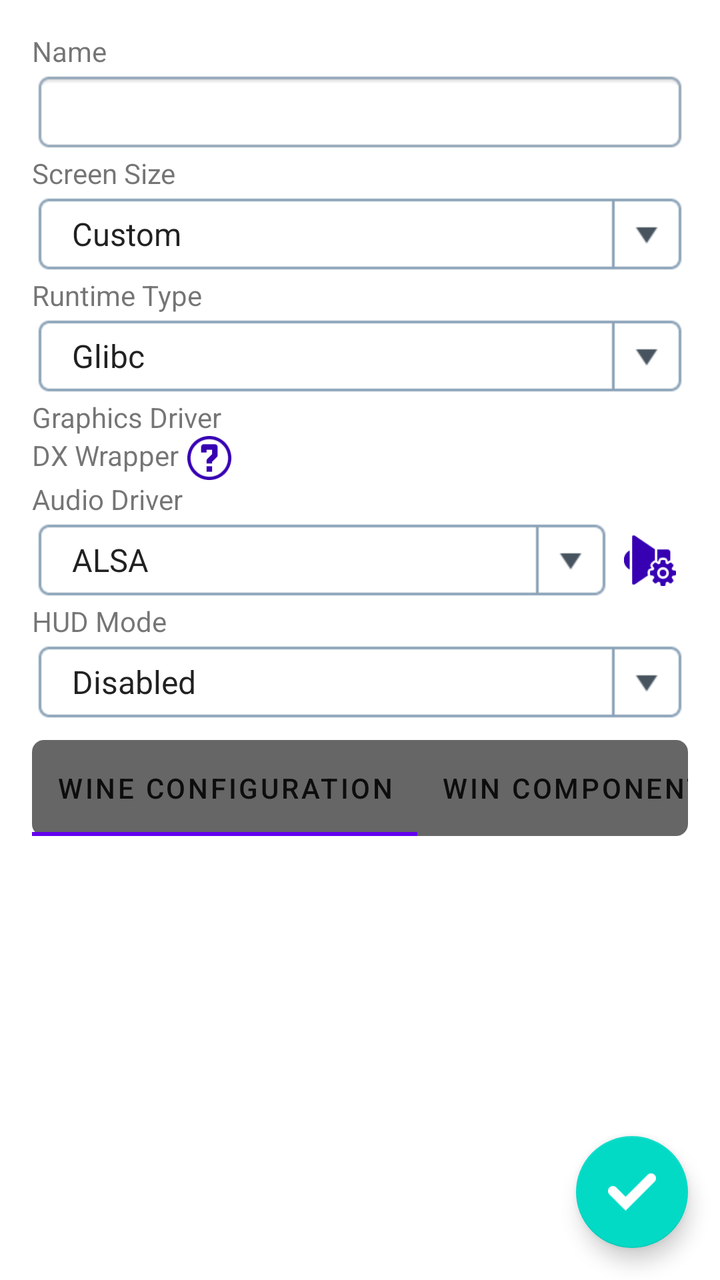
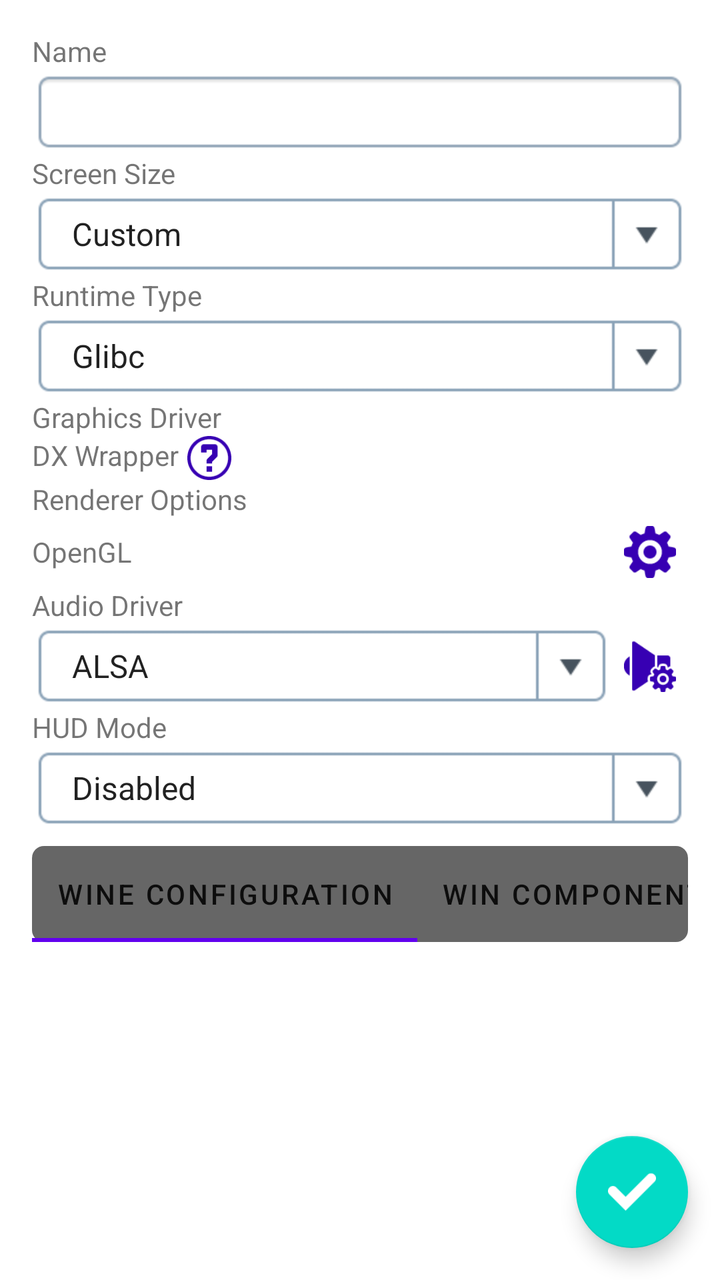

Compare the two renders of this Android layout. The source of the first and the diff that turns it into the second are given below.
<!-- AndroidManifest.xml: fallback theme Theme.MaterialComponents.DayNight.NoActionBar -->
<!-- res/layout/container_detail_fragment.xml -->
<?xml version="1.0" encoding="utf-8"?>
<FrameLayout xmlns:android="http://schemas.android.com/apk/res/android"
    android:layout_width="match_parent"
    android:layout_height="match_parent"
    xmlns:app="http://schemas.android.com/apk/res-auto">

    <ScrollView
        android:layout_width="match_parent"
        android:layout_height="match_parent">

        <LinearLayout
            android:layout_width="match_parent"
            android:layout_height="wrap_content"
            android:orientation="vertical"
            android:padding="16dp">

            <TextView
                android:layout_width="wrap_content"
                android:layout_height="wrap_content"
                android:text="@string/name" />

            <EditText
                style="@style/EditText"
                android:id="@+id/ETName"
                android:inputType="textCapSentences" />

            <LinearLayout
                android:layout_width="match_parent"
                android:layout_height="wrap_content"
                android:orientation="horizontal">

                <LinearLayout
                    android:layout_width="0dp"
                    android:layout_height="wrap_content"
                    android:layout_weight="1"
                    android:orientation="vertical">

                    <TextView
                        android:layout_width="wrap_content"
                        android:layout_height="wrap_content"
                        android:text="@string/screen_size" />

                    <Spinner
                        style="@style/ComboBox"
                        android:layout_width="match_parent"
                        android:id="@+id/SScreenSize"
                        android:entries="@array/screen_size_entries" />
                </LinearLayout>

                <LinearLayout
                    android:id="@+id/LLCustomScreenSize"
                    android:layout_width="wrap_content"
                    android:layout_height="wrap_content"
                    android:orientation="horizontal"
                    android:visibility="gone">

                    <LinearLayout
                        android:layout_width="wrap_content"
                        android:layout_height="wrap_content"
                        android:orientation="vertical">

                        <TextView
                            android:layout_width="wrap_content"
                            android:layout_height="wrap_content"
                            android:text="@string/width" />

                        <EditText
                            style="@style/EditText"
                            android:layout_width="78dp"
                            android:id="@+id/ETScreenWidth"
                            android:inputType="number" />
                    </LinearLayout>

                    <TextView
                        android:layout_width="wrap_content"
                        android:layout_height="wrap_content"
                        android:textStyle="bold"
                        android:textSize="18dp"
                        android:layout_gravity="bottom"
                        android:layout_marginLeft="2dp"
                        android:layout_marginRight="2dp"
                        android:layout_marginBottom="4dp"
                        android:text="x" />

                    <LinearLayout
                        android:layout_width="wrap_content"
                        android:layout_height="wrap_content"
                        android:orientation="vertical">

                        <TextView
                            android:layout_width="wrap_content"
                            android:layout_height="wrap_content"
                            android:text="@string/height" />

                        <EditText
                            style="@style/EditText"
                            android:layout_width="78dp"
                            android:id="@+id/ETScreenHeight"
                            android:inputType="number" />
                    </LinearLayout>
                </LinearLayout>
            </LinearLayout>

            <LinearLayout
                android:id="@+id/LLWineVersion"
                android:layout_width="match_parent"
                android:layout_height="wrap_content"
                android:orientation="vertical"
                android:visibility="gone">

                <TextView
                    android:layout_width="wrap_content"
                    android:layout_height="wrap_content"
                    android:text="@string/wine_version" />

                <Spinner
                    style="@style/ComboBox"
                    android:layout_width="match_parent"
                    android:id="@+id/SWineVersion" />
            </LinearLayout>

            <TextView
                android:layout_width="wrap_content"
                android:layout_height="wrap_content"
                android:text="@string/container_variant" />

            <Spinner
                style="@style/ComboBox"
                android:id="@+id/SContainerVariant"
                android:layout_width="match_parent"
                android:entries="@array/container_variant_entries" />

            <LinearLayout
                android:id="@+id/LLBionicOptions"
                android:layout_width="match_parent"
                android:layout_height="wrap_content"
                android:orientation="vertical"
                android:visibility="gone">

                <TextView
                    android:layout_width="wrap_content"
                    android:layout_height="wrap_content"
                    android:text="@string/emulator" />

                <Spinner
                    style="@style/ComboBox"
                    android:id="@+id/SEmulator"
                    android:layout_width="match_parent"
                    android:entries="@array/emulator_entries" />

                <Spinner
                    style="@style/ComboBox"
                    android:id="@+id/SFEXCoreVersion"
                    android:layout_width="match_parent"
                    android:entries="@array/fexcore_version_entries" />

                <TextView
                    android:layout_width="wrap_content"
                    android:layout_height="wrap_content"
                    android:text="@string/fexcore_preset" />

                <Spinner
                    style="@style/ComboBox"
                    android:id="@+id/SFEXCorePreset"
                    android:layout_width="match_parent" />

                <TextView
                    android:layout_width="wrap_content"
                    android:layout_height="wrap_content"
                    android:text="@string/box64_version_bionic" />

                <Spinner
                    style="@style/ComboBox"
                    android:id="@+id/SBox64VersionBionic"
                    android:layout_width="match_parent"
                    android:entries="@array/box64_bionic_version_entries" />
            </LinearLayout>

            <TextView
                android:layout_width="wrap_content"
                android:layout_height="wrap_content"
                android:text="@string/graphics_driver" />

            <LinearLayout
                android:id="@+id/LLGraphicsDriver"
                android:layout_width="match_parent"
                android:layout_height="wrap_content"
                android:orientation="horizontal"
                android:gravity="center_vertical" />

            <LinearLayout
                android:layout_width="match_parent"
                android:layout_height="wrap_content"
                android:orientation="horizontal">

                <TextView
                    android:layout_width="wrap_content"
                    android:layout_height="wrap_content"
                    android:text="@string/dxwrapper" />

                <ImageView
                    android:id="@+id/BTHelpDXWrapper"
                    style="@style/HelpButton" />
            </LinearLayout>

            <LinearLayout
                android:id="@+id/LLDXWrapper"
                android:layout_width="match_parent"
                android:layout_height="wrap_content"
                android:orientation="horizontal"
                android:gravity="center_vertical" />

            <TextView
                android:layout_width="wrap_content"
                android:layout_height="wrap_content"
                android:text="@string/audio_driver" />

            <LinearLayout
                android:layout_width="match_parent"
                android:layout_height="wrap_content"
                android:orientation="horizontal"
                android:gravity="center_vertical">

                <Spinner
                    style="@style/ComboBox"
                    android:layout_width="0dp"
                    android:layout_weight="1"
                    android:id="@+id/SAudioDriver"
                    android:entries="@array/audio_driver_entries" />

                <ImageButton
                    style="@style/ListMenuButton"
                    android:id="@+id/BTAudioDriverConfig"
                    android:src="@drawable/icon_audio_settings" />
            </LinearLayout>

            <TextView
                android:layout_width="wrap_content"
                android:layout_height="wrap_content"
                android:text="@string/hud_mode" />

            <Spinner
                style="@style/ComboBox"
                android:id="@+id/SHUDMode"
                android:layout_width="match_parent"
                android:entries="@array/hud_mode_entries" />

            <com.google.android.material.tabs.TabLayout
                android:id="@+id/TabLayout"
                android:layout_width="match_parent"
                android:layout_height="wrap_content"
                android:layout_marginTop="8dp"
                android:layout_marginBottom="4dp"
                android:background="@drawable/tab_layout_background"
                app:tabTextColor="?attr/tabTextColor"
                app:tabGravity="center"
                app:tabMode="auto">

                <com.google.android.material.tabs.TabItem
                    android:layout_width="match_parent"
                    android:layout_height="wrap_content"
                    android:text="@string/wine_configuration" />

                <com.google.android.material.tabs.TabItem
                    android:layout_width="match_parent"
                    android:layout_height="wrap_content"
                    android:text="@string/win_components" />

                <com.google.android.material.tabs.TabItem
                    android:layout_width="match_parent"
                    android:layout_height="wrap_content"
                    android:text="@string/environment_variables" />

                <com.google.android.material.tabs.TabItem
                    android:layout_width="match_parent"
                    android:layout_height="wrap_content"
                    android:text="@string/drives" />

                <com.google.android.material.tabs.TabItem
                    android:layout_width="match_parent"
                    android:layout_height="wrap_content"
                    android:text="@string/advanced" />
            </com.google.android.material.tabs.TabLayout>

            <LinearLayout
                android:id="@+id/LLTabWineConfiguration"
                android:layout_width="match_parent"
                android:layout_height="wrap_content"
                android:orientation="vertical"
                android:visibility="gone">

                <FrameLayout
                    android:layout_width="match_parent"
                    android:layout_height="wrap_content"
                    android:layout_marginTop="8dp">

                    <LinearLayout style="@style/FieldSet">
                        <TextView
                            android:layout_width="wrap_content"
                            android:layout_height="wrap_content"
                            android:text="@string/theme" />

                        <RadioGroup
                            android:id="@+id/RGDesktopTheme"
                            android:layout_width="match_parent"
                            android:layout_height="wrap_content"
                            android:orientation="horizontal"
                            android:gravity="center_vertical">

                            <RadioButton
                                android:id="@+id/RBLight"
                                android:layout_width="wrap_content"
                                android:layout_height="wrap_content"
                                android:text="@string/light" />

                            <RadioButton
                                android:id="@+id/RBDark"
                                android:layout_width="wrap_content"
                                android:layout_height="wrap_content"
                                android:text="@string/dark" />
                        </RadioGroup>

                        <TextView
                            android:layout_width="wrap_content"
                            android:layout_height="wrap_content"
                            android:text="@string/background" />

                        <LinearLayout
                            android:layout_width="match_parent"
                            android:layout_height="wrap_content"
                            android:orientation="horizontal">

                            <Spinner
                                android:id="@+id/SDesktopBackgroundType"
                                style="@style/ComboBox"
                                android:layout_width="0dp"
                                android:layout_weight="1"
                                android:entries="@array/desktop_background_type_entries" />

                            <com.winlator.fusion.widget.ColorPickerView
                                android:id="@+id/CPVDesktopBackgroundColor"
                                android:layout_width="84dp"
                                android:layout_height="wrap_content"
                                android:visibility="gone" />

                            <com.winlator.fusion.widget.ImagePickerView
                                android:id="@+id/IPVDesktopBackgroundImage"
                                android:layout_width="84dp"
                                android:layout_height="wrap_content"
                                android:visibility="gone" />
                        </LinearLayout>

                        <TextView
                            android:layout_width="wrap_content"
                            android:layout_height="wrap_content"
                            android:text="@string/system_font" />

                        <Spinner
                            style="@style/ComboBox"
                            android:id="@+id/SSystemFont"
                            android:layout_width="match_parent"
                            android:entries="@array/system_font_entries" />

                        <TextView
                            android:layout_width="wrap_content"
                            android:layout_height="wrap_content"
                            android:text="@string/dpi_font_size" />

                        <com.winlator.fusion.widget.SeekBar
                            android:id="@+id/SBLogPixels"
                            android:layout_width="match_parent"
                            android:layout_height="wrap_content"
                            app:suffix=" dpi"
                            app:step="24"
                            app:minValue="96"
                            app:maxValue="240" />
                    </LinearLayout>

                    <TextView
                        style="@style/FieldSetLabel"
                        android:text="@string/desktop" />
                </FrameLayout>

                <FrameLayout
                    android:layout_width="match_parent"
                    android:layout_height="wrap_content"
                    android:layout_marginTop="8dp">

                    <LinearLayout style="@style/FieldSet">
                        <TextView
                            android:layout_width="wrap_content"
                            android:layout_height="wrap_content"
                            android:text="@string/mouse_warp_override" />

                        <Spinner
                            style="@style/ComboBox"
                            android:id="@+id/SMouseWarpOverride"
                            android:layout_width="match_parent" />
                    </LinearLayout>

                    <TextView
                        style="@style/FieldSetLabel"
                        android:text="@string/directinput" />
                </FrameLayout>
            </LinearLayout>

            <LinearLayout
                android:id="@+id/LLTabWinComponents"
                android:layout_width="match_parent"
                android:layout_height="wrap_content"
                android:orientation="vertical"
                android:visibility="gone">

                <FrameLayout
                    android:layout_width="match_parent"
                    android:layout_height="wrap_content"
                    android:layout_marginTop="8dp">

                    <LinearLayout
                        style="@style/FieldSet"
                        android:id="@+id/LLWinComponentsDirectX" />

                    <TextView
                        style="@style/FieldSetLabel"
                        android:text="@string/directx" />
                </FrameLayout>

                <FrameLayout
                    android:layout_width="match_parent"
                    android:layout_height="wrap_content"
                    android:layout_marginTop="8dp">

                    <LinearLayout
                        style="@style/FieldSet"
                        android:id="@+id/LLWinComponentsGeneral" />

                    <TextView
                        style="@style/FieldSetLabel"
                        android:text="@string/general" />
                </FrameLayout>
            </LinearLayout>

            <LinearLayout
                android:id="@+id/LLTabEnvVars"
                android:layout_width="match_parent"
                android:layout_height="wrap_content"
                android:orientation="vertical"
                android:visibility="gone">

                <com.winlator.fusion.widget.EnvVarsView
                    android:id="@+id/EnvVarsView"
                    android:layout_width="match_parent"
                    android:layout_height="wrap_content"
                    android:paddingLeft="16dp"
                    android:paddingRight="16dp"/>

                <View style="@style/HorizontalLine" />

                <Button
                    style="@style/ButtonNeutral"
                    android:id="@+id/BTAddEnvVar"
                    android:layout_width="160dp"
                    android:layout_height="wrap_content"
                    android:layout_gravity="center_horizontal"
                    android:text="@string/add" />
            </LinearLayout>

            <LinearLayout
                android:id="@+id/LLTabDrives"
                android:layout_width="match_parent"
                android:layout_height="wrap_content"
                android:orientation="vertical"
                android:visibility="gone">

                <LinearLayout
                    android:layout_width="match_parent"
                    android:layout_height="wrap_content"
                    android:orientation="horizontal"
                    android:paddingLeft="20dp"
                    android:paddingRight="20dp"
                    android:layout_marginBottom="4dp">

                    <TextView
                        android:layout_width="100dp"
                        android:layout_height="wrap_content"
                        android:text="@string/letter" />

                    <TextView
                        android:layout_width="100dp"
                        android:layout_height="wrap_content"
                        android:text="@string/target_path" />
                </LinearLayout>

                <LinearLayout
                    android:id="@+id/LLDrives"
                    android:layout_width="match_parent"
                    android:layout_height="wrap_content"
                    android:orientation="vertical"
                    android:paddingLeft="16dp"
                    android:paddingRight="16dp"/>

                <TextView
                    android:id="@+id/TVDrivesEmptyText"
                    android:layout_width="match_parent"
                    android:layout_height="match_parent"
                    android:gravity="center"
                    android:text="@string/no_items_to_display"
                    android:padding="16dp"
                    android:visibility="gone" />

                <View style="@style/HorizontalLine" />

                <Button
                    style="@style/ButtonNeutral"
                    android:id="@+id/BTAddDrive"
                    android:layout_width="160dp"
                    android:layout_height="wrap_content"
                    android:layout_gravity="center_horizontal"
                    android:text="@string/add" />
            </LinearLayout>

            <LinearLayout
                android:id="@+id/LLTabAdvanced"
                android:layout_width="match_parent"
                android:layout_height="wrap_content"
                android:orientation="vertical"
                android:visibility="gone">

                <FrameLayout
                    android:layout_width="match_parent"
                    android:layout_height="wrap_content"
                    android:layout_marginTop="8dp">

                    <LinearLayout style="@style/FieldSet">
                        <TextView
                            android:layout_width="wrap_content"
                            android:layout_height="wrap_content"
                            android:text="@string/box64_preset" />

                        <Spinner
                            style="@style/ComboBox"
                            android:id="@+id/SBox64Preset"
                            android:layout_width="match_parent" />
                    </LinearLayout>

                    <TextView
                        style="@style/FieldSetLabel"
                        android:text="@string/box64" />
                </FrameLayout>

                <FrameLayout
                    android:layout_width="match_parent"
                    android:layout_height="wrap_content"
                    android:layout_marginTop="8dp">

                    <LinearLayout style="@style/FieldSet">
                        <TextView
                            android:layout_width="wrap_content"
                            android:layout_height="wrap_content"
                            android:text="@string/startup_selection" />

                        <Spinner
                            style="@style/ComboBox"
                            android:layout_width="match_parent"
                            android:id="@+id/SStartupSelection"
                            android:entries="@array/startup_selection_entries" />

                        <TextView
                            android:layout_width="wrap_content"
                            android:layout_height="wrap_content"
                            android:text="@string/windows_version" />

                        <Spinner
                            style="@style/ComboBox"
                            android:layout_width="match_parent"
                            android:id="@+id/SWinVersion" />
                    </LinearLayout>

                    <TextView
                        style="@style/FieldSetLabel"
                        android:text="@string/system" />
                </FrameLayout>

                <TextView
                    android:layout_width="wrap_content"
                    android:layout_height="wrap_content"
                    android:text="@string/processor_affinity"
                    android:layout_marginTop="8dp" />

                <com.winlator.fusion.widget.CPUListView
                    android:id="@+id/CPUListView"
                    android:layout_width="match_parent"
                    android:layout_height="wrap_content"
                    android:gravity="center_horizontal"
                    android:layout_marginTop="4dp" />

                <TextView
                    android:layout_width="wrap_content"
                    android:layout_height="wrap_content"
                    android:text="@string/processor_affinity_32_bit_apps"
                    android:layout_marginTop="8dp" />

                <com.winlator.fusion.widget.CPUListView
                    android:id="@+id/CPUListViewWoW64"
                    android:layout_width="match_parent"
                    android:layout_height="wrap_content"
                    android:gravity="center_horizontal"
                    android:layout_marginTop="4dp" />
            </LinearLayout>
        </LinearLayout>
    </ScrollView>

    <com.google.android.material.floatingactionbutton.FloatingActionButton
        android:id="@+id/BTConfirm"
        android:layout_width="wrap_content"
        android:layout_height="wrap_content"
        android:layout_gravity="right|bottom"
        app:tint="#ffffff"
        android:src="@drawable/icon_confirm"
        android:layout_margin="16dp" />
</FrameLayout>
<!-- resources referenced by this layout -->
<resources>
  <string-array name="audio_driver_entries">
          <item>ALSA</item>
          <item>PulseAudio</item>
      </string-array>
  <string-array name="box64_bionic_version_entries">
          <item>0.4.1</item>
      </string-array>
  <string-array name="container_variant_entries">
          <item>Glibc</item>
          <item>Bionic</item>
      </string-array>
  <string-array name="desktop_background_type_entries">
          <item>@string/image</item>
          <item>@string/solid_color</item>
      </string-array>
  <string-array name="emulator_entries">
          <item>FEXCore</item>
          <item>Box64</item>
      </string-array>
  <string-array name="fexcore_version_entries">
          <item>2601</item>
      </string-array>
  <string-array name="hud_mode_entries">
          <item>@string/disabled</item>
          <item>@string/simple_fps</item>
          <item>@string/full</item>
      </string-array>
  <string name="add">Add</string>
  <string name="advanced">Advanced</string>
  <string name="audio_driver">Audio Driver</string>
  <string name="background">Background</string>
  <string name="box64" translatable="false">Box64</string>
  <string name="box64_preset">Box64 Preset</string>
  <string name="box64_version_bionic">Box64 Version (Bionic)</string>
  <string name="container_variant">Runtime Type</string>
  <string name="dark">Dark</string>
  <string name="desktop">Desktop</string>
  <string name="directinput" translatable="false">DirectInput</string>
  <string name="directx" translatable="false">DirectX</string>
  <string name="dpi_font_size">DPI (Font Size)</string>
  <string name="drives">Drives</string>
  <string name="dxwrapper" translatable="false">DX Wrapper</string>
  <string name="emulator">Emulator</string>
  <string name="environment_variables">Environment Variables</string>
  <string name="fexcore_preset">FEXCore Preset</string>
  <string name="general">General</string>
  <string name="graphics_driver">Graphics Driver</string>
  <string name="height">Height</string>
  <string name="hud_mode">HUD Mode</string>
  <string name="letter">Letter</string>
  <string name="light">Light</string>
  <string name="mouse_warp_override" translatable="false">Mouse Warp Override</string>
  <string name="name">Name</string>
  <string name="no_items_to_display">No items to display</string>
  <string name="processor_affinity">Processor Affinity</string>
  <string name="processor_affinity_32_bit_apps">Processor Affinity (32-bit apps)</string>
  <string name="screen_size">Screen Size</string>
  <string name="startup_selection">Startup Selection</string>
  <string name="system">System</string>
  <string name="system_font">System Font</string>
  <string name="target_path">Target Path</string>
  <string name="theme">Theme</string>
  <string name="width">Width</string>
  <string name="win_components" translatable="false">Win Components</string>
  <string name="windows_version">Windows Version</string>
  <string name="wine_configuration">Wine Configuration</string>
  <string name="wine_version">Wine Version</string>
  <style name="ButtonNeutral" parent="BaseButton">
          <item name="android:background">@drawable/button_neutral</item>
          <item name="android:textColor">#ffffff</item>
      </style>
  <string name="image">Image</string>
  <string name="solid_color">Solid Color</string>
  <string name="disabled">Disabled</string>
  <string name="simple_fps">Simple (FPS)</string>
  <string name="full">Full</string>
  <string name="custom">Custom</string>
  <string name="startup_selection_normal">Normal (Load all services)</string>
  <string name="startup_selection_essential">Essential (Load only essential services)</string>
  <string name="startup_selection_aggressive">Aggressive (Stop services on startup)</string>
  <!-- unchanged entries left out for length: 27 -->
</resources>

<!-- the commit's change to res/layout/container_detail_fragment.xml (unified diff, before → after) -->
@@ -213,6 +213,31 @@
             <TextView
                 android:layout_width="wrap_content"
                 android:layout_height="wrap_content"
+                android:text="@string/renderer_options" />
+
+            <LinearLayout
+                android:id="@+id/LLRendererOptions"
+                android:layout_width="match_parent"
+                android:layout_height="wrap_content"
+                android:orientation="horizontal"
+                android:gravity="center_vertical">
+
+                <TextView
+                    android:id="@+id/TVRendererSummary"
+                    android:layout_width="0dp"
+                    android:layout_height="wrap_content"
+                    android:layout_weight="1"
+                    android:text="OpenGL" />
+
+                <ImageButton
+                    style="@style/ListMenuButton"
+                    android:src="@drawable/icon_settings"
+                    android:id="@+id/BTRendererOptions" />
+            </LinearLayout>
+
+            <TextView
+                android:layout_width="wrap_content"
+                android:layout_height="wrap_content"
                 android:text="@string/audio_driver" />
 
             <LinearLayout
<!-- resource entries referenced after the edit -->
@@ -27,6 +27,7 @@
           <item>@string/simple_fps</item>
           <item>@string/full</item>
       </string-array>
+  <!-- drawable icon_settings: png bitmap (drawable-hdpi, 1144 bytes) -->
   <string name="add">Add</string>
   <string name="advanced">Advanced</string>
   <string name="audio_driver">Audio Driver</string>
@@ -56,6 +57,7 @@
   <string name="no_items_to_display">No items to display</string>
   <string name="processor_affinity">Processor Affinity</string>
   <string name="processor_affinity_32_bit_apps">Processor Affinity (32-bit apps)</string>
+  <string name="renderer_options">Renderer Options</string>
   <string name="screen_size">Screen Size</string>
   <string name="startup_selection">Startup Selection</string>
   <string name="system">System</string>
